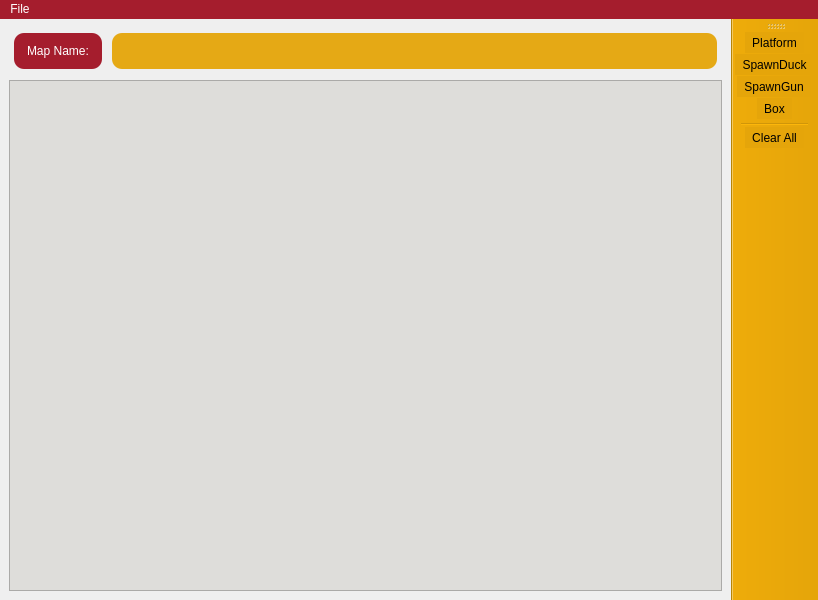
Before: the Qt Designer form editor/viewcontroller.ui in valentinbersi/DuckGame-Recreation, drawn with Qt 5.
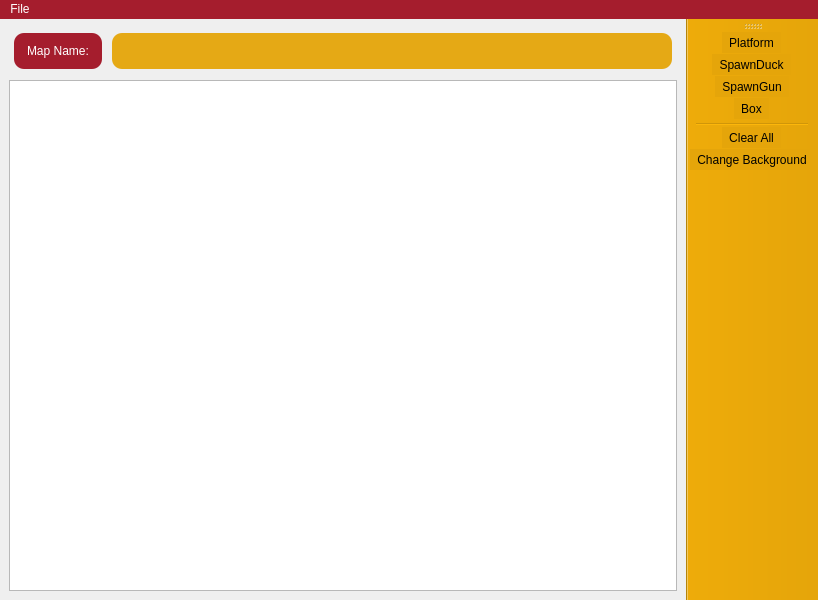
After: the same form once the commit is applied.

Commit message: Added: change background (demo) and confirmation Save

Diff of the .ui file:
```diff
--- a/editor/viewcontroller.ui
+++ b/editor/viewcontroller.ui
@@ -54,9 +54,6 @@
     </item>
     <item>
      <widget class="QGraphicsView" name="graphicsView">
-      <property name="styleSheet">
-       <string notr="true">background-color: rgb(222, 221, 218);</string>
-      </property>
       <property name="verticalScrollBarPolicy">
        <enum>Qt::ScrollBarAlwaysOff</enum>
       </property>
@@ -107,6 +104,7 @@
    <addaction name="Box"/>
    <addaction name="separator"/>
    <addaction name="ClearAll"/>
+   <addaction name="ChangeBackground"/>
   </widget>
   <widget class="QMenuBar" name="menuBar">
    <property name="geometry">
@@ -234,6 +232,20 @@
     <string>Ctrl+E</string>
    </property>
   </action>
+  <action name="ChangeBackground">
+   <property name="checkable">
+    <bool>true</bool>
+   </property>
+   <property name="text">
+    <string>Change Background</string>
+   </property>
+   <property name="toolTip">
+    <string>Change Map Background</string>
+   </property>
+   <property name="shortcut">
+    <string>Ctrl+G</string>
+   </property>
+  </action>
  </widget>
  <resources/>
  <connections/>
```
The commit also changes 5 other files.
